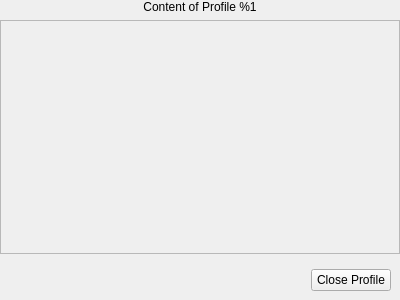
Qt form ProfileInterface.ui (SyDevTeam/gta5view) before a commit.
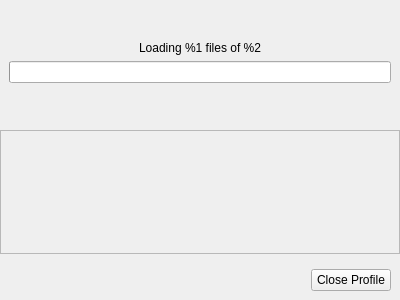
The same form after that commit.

Commit message: added loading progress frame

```diff
--- a/ProfileInterface.ui
+++ b/ProfileInterface.ui
@@ -27,13 +27,70 @@
     <number>0</number>
    </property>
    <item>
-    <widget class="QLabel" name="labProfileContent">
-     <property name="text">
-      <string>Content of Profile %1</string>
+    <widget class="QFrame" name="frmLoading">
+     <property name="frameShape">
+      <enum>QFrame::NoFrame</enum>
      </property>
-     <property name="alignment">
-      <set>Qt::AlignCenter</set>
+     <property name="frameShadow">
+      <enum>QFrame::Plain</enum>
      </property>
+     <property name="lineWidth">
+      <number>0</number>
+     </property>
+     <layout class="QVBoxLayout" name="vlLoading">
+      <property name="topMargin">
+       <number>0</number>
+      </property>
+      <property name="bottomMargin">
+       <number>0</number>
+      </property>
+      <item>
+       <spacer name="vsLoading2">
+        <property name="orientation">
+         <enum>Qt::Vertical</enum>
+        </property>
+        <property name="sizeHint" stdset="0">
+         <size>
+          <width>0</width>
+          <height>0</height>
+         </size>
+        </property>
+       </spacer>
+      </item>
+      <item>
+       <widget class="QLabel" name="labProfileContent">
+        <property name="text">
+         <string>Loading %1 files of %2</string>
+        </property>
+        <property name="alignment">
+         <set>Qt::AlignCenter</set>
+        </property>
+       </widget>
+      </item>
+      <item>
+       <widget class="QProgressBar" name="pbPictureLoading">
+        <property name="value">
+         <number>0</number>
+        </property>
+        <property name="textVisible">
+         <bool>false</bool>
+        </property>
+       </widget>
+      </item>
+      <item>
+       <spacer name="vsLoading1">
+        <property name="orientation">
+         <enum>Qt::Vertical</enum>
+        </property>
+        <property name="sizeHint" stdset="0">
+         <size>
+          <width>0</width>
+          <height>0</height>
+         </size>
+        </property>
+       </spacer>
+      </item>
+     </layout>
     </widget>
    </item>
    <item>
@@ -47,7 +104,7 @@
         <x>0</x>
         <y>0</y>
         <width>398</width>
-        <height>232</height>
+        <height>121</height>
        </rect>
       </property>
       <layout class="QVBoxLayout" name="vlProfile">
```
The commit also changes 4 other files.
